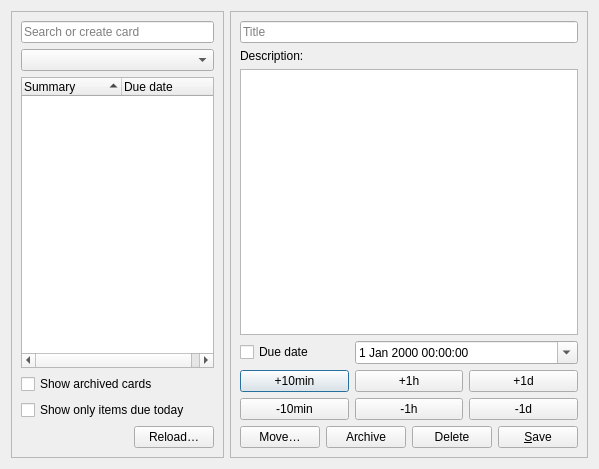
Qt form src/dialogs/nextclouddeckdialog.ui (pbek/QOwnNotes) before a commit.
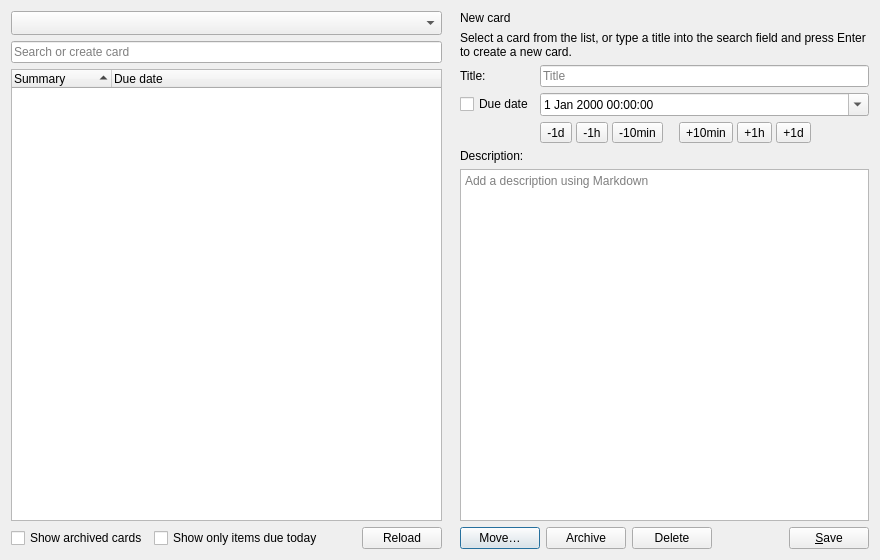
The same form after that commit. Icons and pictures are not drawn. Custom widgets are drawn as their Qt base class.

Commit message: deck: polish dialog layout and styling

What changed in the file:
```diff
--- a/src/dialogs/nextclouddeckdialog.ui
+++ b/src/dialogs/nextclouddeckdialog.ui
@@ -6,8 +6,8 @@
    <rect>
     <x>0</x>
     <y>0</y>
-    <width>599</width>
-    <height>469</height>
+    <width>880</width>
+    <height>560</height>
    </rect>
   </property>
   <property name="windowTitle">
@@ -17,29 +17,61 @@
    <item row="0" column="1">
     <widget class="QFrame" name="editFrame">
      <property name="frameShape">
-      <enum>QFrame::StyledPanel</enum>
+      <enum>QFrame::NoFrame</enum>
      </property>
      <property name="frameShadow">
-      <enum>QFrame::Raised</enum>
+      <enum>QFrame::Plain</enum>
      </property>
      <layout class="QGridLayout" name="gridLayout_2">
-      <item row="0" column="0" colspan="3">
+      <property name="leftMargin">
+       <number>6</number>
+      </property>
+      <property name="topMargin">
+       <number>0</number>
+      </property>
+      <property name="rightMargin">
+       <number>0</number>
+      </property>
+      <property name="bottomMargin">
+       <number>0</number>
+      </property>
+      <item row="0" column="0" colspan="2">
+       <widget class="QLabel" name="editHeaderLabel">
+        <property name="text">
+         <string>New card</string>
+        </property>
+       </widget>
+      </item>
+      <item row="1" column="0" colspan="2">
+       <widget class="QLabel" name="editHintLabel">
+        <property name="text">
+         <string>Select a card from the list, or type a title into the search field and press Enter to create a new card.</string>
+        </property>
+        <property name="wordWrap">
+         <bool>true</bool>
+        </property>
+       </widget>
+      </item>
+      <item row="2" column="0">
+       <widget class="QLabel" name="titleLabel">
+        <property name="text">
+         <string>Title:</string>
+        </property>
+        <property name="buddy">
+         <cstring>titleLineEdit</cstring>
+        </property>
+       </widget>
+      </item>
+      <item row="2" column="1">
        <widget class="QLineEdit" name="titleLineEdit">
         <property name="placeholderText">
          <string>Title</string>
         </property>
-       </widget>
-      </item>
-      <item row="1" column="0" colspan="3">
-       <widget class="QLabel" name="descriptionLabel">
-        <property name="text">
-         <string>Description:</string>
+        <property name="clearButtonEnabled">
+         <bool>true</bool>
         </property>
        </widget>
       </item>
-      <item row="2" column="0" colspan="3">
-       <widget class="QOwnNotesMarkdownTextEdit" name="descriptionTextEdit"/>
-      </item>
       <item row="3" column="0">
        <widget class="QCheckBox" name="dueDateTimeCheckBox">
         <property name="text">
@@ -47,8 +79,14 @@
         </property>
        </widget>
       </item>
-      <item row="3" column="1" colspan="2">
+      <item row="3" column="1">
        <widget class="QDateTimeEdit" name="dueDateTimeEdit">
+        <property name="sizePolicy">
+         <sizepolicy hsizetype="Expanding" vsizetype="Fixed">
+          <horstretch>0</horstretch>
+          <verstretch>0</verstretch>
+         </sizepolicy>
+        </property>
         <property name="currentSection">
          <enum>QDateTimeEdit::HourSection</enum>
         </property>
@@ -57,49 +95,140 @@
         </property>
        </widget>
       </item>
-      <item row="4" column="0">
-       <widget class="QPushButton" name="add10MinButton">
-        <property name="text">
-         <string>+10min</string>
-        </property>
-       </widget>
-      </item>
       <item row="4" column="1">
-       <widget class="QPushButton" name="add1HourButton">
-        <property name="text">
-         <string>+1h</string>
+       <widget class="QFrame" name="dueDateAdjustFrame">
+        <property name="frameShape">
+         <enum>QFrame::NoFrame</enum>
         </property>
-       </widget>
-      </item>
-      <item row="4" column="2">
-       <widget class="QPushButton" name="add1DayButton">
-        <property name="text">
-         <string>+1d</string>
+        <property name="frameShadow">
+         <enum>QFrame::Plain</enum>
         </property>
+        <layout class="QHBoxLayout" name="horizontalLayout_3">
+         <property name="spacing">
+          <number>4</number>
+         </property>
+         <property name="leftMargin">
+          <number>0</number>
+         </property>
+         <property name="topMargin">
+          <number>0</number>
+         </property>
+         <property name="rightMargin">
+          <number>0</number>
+         </property>
+         <property name="bottomMargin">
+          <number>0</number>
+         </property>
+         <item>
+          <widget class="QToolButton" name="subd1DayButton">
+           <property name="toolTip">
+            <string>Move the due date one day earlier</string>
+           </property>
+           <property name="text">
+            <string>-1d</string>
+           </property>
+          </widget>
+         </item>
+         <item>
+          <widget class="QToolButton" name="sub1HourButton">
+           <property name="toolTip">
+            <string>Move the due date one hour earlier</string>
+           </property>
+           <property name="text">
+            <string>-1h</string>
+           </property>
+          </widget>
+         </item>
+         <item>
+          <widget class="QToolButton" name="sub10MinButton">
+           <property name="toolTip">
+            <string>Move the due date ten minutes earlier</string>
+           </property>
+           <property name="text">
+            <string>-10min</string>
+           </property>
+          </widget>
+         </item>
+         <item>
+          <spacer name="dueDateAdjustSpacer">
+           <property name="orientation">
+            <enum>Qt::Horizontal</enum>
+           </property>
+           <property name="sizeType">
+            <enum>QSizePolicy::Fixed</enum>
+           </property>
+           <property name="sizeHint" stdset="0">
+            <size>
+             <width>12</width>
+             <height>10</height>
+            </size>
+           </property>
+          </spacer>
+         </item>
+         <item>
+          <widget class="QToolButton" name="add10MinButton">
+           <property name="toolTip">
+            <string>Move the due date ten minutes later</string>
+           </property>
+           <property name="text">
+            <string>+10min</string>
+           </property>
+          </widget>
+         </item>
+         <item>
+          <widget class="QToolButton" name="add1HourButton">
+           <property name="toolTip">
+            <string>Move the due date one hour later</string>
+           </property>
+           <property name="text">
+            <string>+1h</string>
+           </property>
+          </widget>
+         </item>
+         <item>
+          <widget class="QToolButton" name="add1DayButton">
+           <property name="toolTip">
+            <string>Move the due date one day later</string>
+           </property>
+           <property name="text">
+            <string>+1d</string>
+           </property>
+          </widget>
+         </item>
+         <item>
+          <spacer name="dueDateAdjustTrailingSpacer">
+           <property name="orientation">
+            <enum>Qt::Horizontal</enum>
+           </property>
+           <property name="sizeHint" stdset="0">
+            <size>
+             <width>0</width>
+             <height>10</height>
+            </size>
+           </property>
+          </spacer>
+         </item>
+        </layout>
        </widget>
       </item>
-      <item row="5" column="0">
-       <widget class="QPushButton" name="sub10MinButton">
+      <item row="5" column="0" colspan="2">
+       <widget class="QLabel" name="descriptionLabel">
         <property name="text">
-         <string>-10min</string>
+         <string>Description:</string>
         </property>
-       </widget>
-      </item>
-      <item row="5" column="1">
-       <widget class="QPushButton" name="sub1HourButton">
-        <property name="text">
-         <string>-1h</string>
+        <property name="buddy">
+         <cstring>descriptionTextEdit</cstring>
         </property>
        </widget>
       </item>
-      <item row="5" column="2">
-       <widget class="QPushButton" name="subd1DayButton">
-        <property name="text">
-         <string>-1d</string>
+      <item row="6" column="0" colspan="2">
+       <widget class="QOwnNotesMarkdownTextEdit" name="descriptionTextEdit">
+        <property name="placeholderText">
+         <string>Add a description using Markdown</string>
         </property>
        </widget>
       </item>
-      <item row="6" column="0" colspan="3">
+      <item row="7" column="0" colspan="2">
        <widget class="QFrame" name="buttonFrame">
         <property name="frameShape">
          <enum>QFrame::NoFrame</enum>
@@ -121,34 +250,21 @@
           <number>0</number>
          </property>
          <item>
-          <spacer name="horizontalSpacer">
-           <property name="orientation">
-            <enum>Qt::Horizontal</enum>
+          <widget class="QPushButton" name="moveCardButton">
+           <property name="toolTip">
+            <string>Move card to another board or stack</string>
            </property>
-           <property name="sizeHint" stdset="0">
-            <size>
-             <width>40</width>
-             <height>20</height>
-            </size>
+           <property name="text">
+            <string>Move…</string>
            </property>
-          </spacer>
+           <property name="icon">
+            <iconset theme="edit-move" resource="../breeze-qownnotes.qrc">
+             <normaloff>:/icons/breeze-qownnotes/16x16/edit-move.svg</normaloff>:/icons/breeze-qownnotes/16x16/edit-move.svg</iconset>
+           </property>
+          </widget>
          </item>
-          <item>
-           <widget class="QPushButton" name="moveCardButton">
-            <property name="toolTip">
-             <string>Move card to another board or stack</string>
-            </property>
-            <property name="text">
-             <string>Move…</string>
-            </property>
-            <property name="icon">
-             <iconset theme="edit-move" resource="../breeze-qownnotes.qrc">
-              <normaloff>:/icons/breeze-qownnotes/16x16/edit-move.svg</normaloff>:/icons/breeze-qownnotes/16x16/edit-move.svg</iconset>
-            </property>
-           </widget>
-          </item>
-          <item>
-           <widget class="QPushButton" name="archiveCardButton">
+         <item>
+          <widget class="QPushButton" name="archiveCardButton">
            <property name="toolTip">
             <string>Archive card</string>
            </property>
@@ -175,6 +291,19 @@
            </property>
           </widget>
          </item>
+         <item>
+          <spacer name="horizontalSpacer">
+           <property name="orientation">
+            <enum>Qt::Horizontal</enum>
+           </property>
+           <property name="sizeHint" stdset="0">
+            <size>
+             <width>40</width>
+             <height>20</height>
+            </size>
+           </property>
+          </spacer>
+         </item>
          <item>
           <widget class="QPushButton" name="saveButton">
            <property name="toolTip">
@@ -201,34 +330,61 @@
    <item row="0" column="0">
     <widget class="QFrame" name="selectFrame">
      <property name="frameShape">
-      <enum>QFrame::StyledPanel</enum>
+      <enum>QFrame::NoFrame</enum>
      </property>
      <property name="frameShadow">
-      <enum>QFrame::Raised</enum>
+      <enum>QFrame::Plain</enum>
      </property>
-      <layout class="QGridLayout" name="gridLayout_3">
-       <item row="3" column="0">
-         <widget class="QCheckBox" name="showArchivedCardsCheckBox">
-          <property name="text">
-           <string>Show archived cards</string>
-          </property>
-         </widget>
-        </item>
-        <item row="4" column="0">
-          <widget class="QCheckBox" name="showDueTodayItemsOnlyCheckBox">
-          <property name="toolTip">
-           <string>This doesn't work for sub-items, because they may be hidden by the parent item!</string>
-         </property>
-         <property name="text">
-          <string>Show only items due today</string>
-         </property>
-        </widget>
-       </item>
-        <item row="2" column="0">
-         <widget class="QTreeWidget" name="cardItemTreeWidget">
+     <layout class="QGridLayout" name="gridLayout_3">
+      <property name="leftMargin">
+       <number>0</number>
+      </property>
+      <property name="topMargin">
+       <number>0</number>
+      </property>
+      <property name="rightMargin">
+       <number>6</number>
+      </property>
+      <property name="bottomMargin">
+       <number>0</number>
+      </property>
+      <item row="0" column="0">
+       <widget class="QComboBox" name="boardStackComboBox">
+        <property name="toolTip">
+         <string>Select the board and stack to work with</string>
+        </property>
+        <property name="sizeAdjustPolicy">
+         <enum>QComboBox::AdjustToMinimumContentsLengthWithIcon</enum>
+        </property>
+        <property name="minimumContentsLength">
+         <number>16</number>
+        </property>
+       </widget>
+      </item>
+      <item row="1" column="0">
+       <widget class="QLineEdit" name="newItemEdit">
+        <property name="placeholderText">
+         <string>Search or create card</string>
+        </property>
+        <property name="clearButtonEnabled">
+         <bool>true</bool>
+        </property>
+       </widget>
+      </item>
+      <item row="2" column="0">
+       <widget class="QTreeWidget" name="cardItemTreeWidget">
         <property name="contextMenuPolicy">
          <enum>Qt::CustomContextMenu</enum>
         </property>
+        <property name="alternatingRowColors">
+         <bool>true</bool>
+        </property>
+        <property name="rootIsDecorated">
+         <bool>false</bool>
+        </property>
+        <property name="uniformRowHeights">
+         <bool>true</bool>
+        </property>
         <property name="sortingEnabled">
          <bool>true</bool>
         </property>
@@ -244,8 +400,8 @@
         </column>
        </widget>
       </item>
-        <item row="5" column="0">
-         <widget class="QFrame" name="frame">
+      <item row="3" column="0">
+       <widget class="QFrame" name="listFooterFrame">
         <layout class="QHBoxLayout" name="horizontalLayout_2">
          <property name="leftMargin">
           <number>0</number>
@@ -259,6 +415,23 @@
          <property name="bottomMargin">
           <number>0</number>
          </property>
+         <item>
+          <widget class="QCheckBox" name="showArchivedCardsCheckBox">
+           <property name="text">
+            <string>Show archived cards</string>
+           </property>
+          </widget>
+         </item>
+         <item>
+          <widget class="QCheckBox" name="showDueTodayItemsOnlyCheckBox">
+           <property name="toolTip">
+            <string>This doesn't work for sub-items, because they may be hidden by the parent item!</string>
+           </property>
+           <property name="text">
+            <string>Show only items due today</string>
+           </property>
+          </widget>
+         </item>
          <item>
           <spacer name="horizontalSpacer_2">
            <property name="orientation">
@@ -266,19 +439,26 @@
            </property>
            <property name="sizeHint" stdset="0">
             <size>
-             <width>40</width>
+             <width>20</width>
              <height>20</height>
             </size>
            </property>
           </spacer>
          </item>
+         <item>
+          <widget class="QLabel" name="cardCountLabel">
+           <property name="text">
+            <string notr="true"/>
+           </property>
+          </widget>
+         </item>
          <item>
           <widget class="QPushButton" name="reloadCardListButton">
            <property name="toolTip">
             <string>Reload the card item list from server</string>
            </property>
            <property name="text">
-            <string>Reload…</string>
+            <string>Reload</string>
            </property>
            <property name="icon">
             <iconset theme="view-refresh" resource="../breeze-qownnotes.qrc">
@@ -289,29 +469,9 @@
         </layout>
        </widget>
       </item>
-        <item row="0" column="0">
-         <widget class="QLineEdit" name="newItemEdit">
-         <property name="placeholderText">
-          <string>Search or create card</string>
-        </property>
-        <property name="clearButtonEnabled">
-         <bool>true</bool>
-         </property>
-        </widget>
-       </item>
-        <item row="1" column="0">
-         <widget class="QComboBox" name="boardStackComboBox">
-         <property name="toolTip">
-          <string>Select the board and stack to work with</string>
-         </property>
-         <property name="sizeAdjustPolicy">
-          <enum>QComboBox::AdjustToContents</enum>
-         </property>
-        </widget>
-       </item>
-      </layout>
-     </widget>
-    </item>
+     </layout>
+    </widget>
+   </item>
   </layout>
  </widget>
  <customwidgets>
```
Left out of the diff: 34 changed lines with no effect on the pictures. The commit also changes 3 other files.
